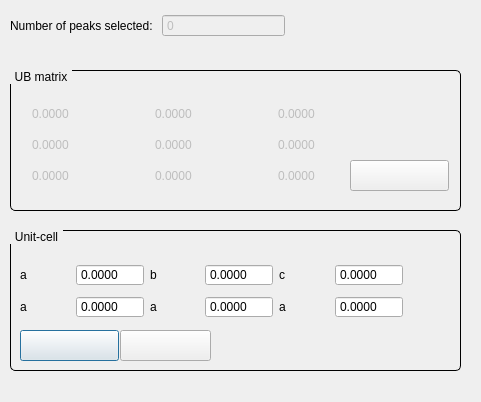
The window that apps/NSXQt/ui/dialog_UnitCell.ui (k61n/openhkl) describes before a commit, drawn with Qt 5.
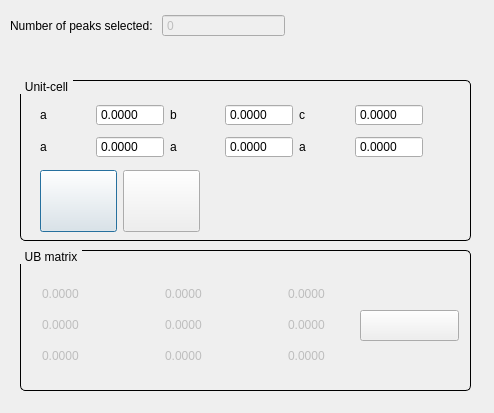
The same window after the commit. Icons and pictures are not drawn.

```diff
--- a/apps/NSXQt/ui/dialog_UnitCell.ui
+++ b/apps/NSXQt/ui/dialog_UnitCell.ui
@@ -9,8 +9,8 @@
    <rect>
     <x>0</x>
     <y>0</y>
-    <width>481</width>
-    <height>402</height>
+    <width>494</width>
+    <height>413</height>
    </rect>
   </property>
   <property name="windowTitle">
@@ -54,10 +54,10 @@
   <widget class="QGroupBox" name="groupBox">
    <property name="geometry">
     <rect>
-     <x>10</x>
-     <y>230</y>
+     <x>20</x>
+     <y>80</y>
      <width>451</width>
-     <height>141</height>
+     <height>161</height>
     </rect>
    </property>
    <property name="styleSheet">
@@ -83,8 +83,8 @@
    <widget class="QWidget" name="gridLayoutWidget_2">
     <property name="geometry">
      <rect>
-      <x>10</x>
-      <y>30</y>
+      <x>20</x>
+      <y>20</y>
       <width>383</width>
       <height>62</height>
      </rect>
@@ -215,14 +215,26 @@
      </item>
     </layout>
    </widget>
+   <widget class="QWidget" name="horizontalLayoutWidget_2">
+    <property name="geometry">
+     <rect>
+      <x>20</x>
+      <y>90</y>
+      <width>160</width>
+      <height>62</height>
+     </rect>
+    </property>
+    <layout class="QHBoxLayout" name="horizontalLayout_2">
+     <item>
    <widget class="QPushButton" name="pushButtonFindUnitCell">
-    <property name="geometry">
-     <rect>
-      <x>10</x>
-      <y>100</y>
-      <width>99</width>
-      <height>31</height>
-     </rect>
+       <property name="sizePolicy">
+        <sizepolicy hsizetype="Preferred" vsizetype="Preferred">
+         <horstretch>0</horstretch>
+         <verstretch>0</verstretch>
+        </sizepolicy>
+       </property>
+       <property name="toolTip">
+        <string>&lt;html&gt;&lt;head/&gt;&lt;body&gt;&lt;p&gt;Automatic determination &lt;/p&gt;&lt;p&gt;of conventional cell&lt;/p&gt;&lt;/body&gt;&lt;/html&gt;</string>
     </property>
     <property name="text">
      <string/>
@@ -233,19 +245,22 @@
     </property>
     <property name="iconSize">
      <size>
-      <width>30</width>
-      <height>30</height>
+         <width>50</width>
+         <height>50</height>
      </size>
     </property>
    </widget>
+     </item>
+     <item>
    <widget class="QPushButton" name="pushButtonGivePMatrix">
-    <property name="geometry">
-     <rect>
-      <x>110</x>
-      <y>100</y>
-      <width>91</width>
-      <height>31</height>
-     </rect>
+       <property name="sizePolicy">
+        <sizepolicy hsizetype="Preferred" vsizetype="Preferred">
+         <horstretch>0</horstretch>
+         <verstretch>0</verstretch>
+        </sizepolicy>
+       </property>
+       <property name="toolTip">
+        <string>&lt;html&gt;&lt;head/&gt;&lt;body&gt;&lt;p&gt;Apply an user-defined transformation matrix&lt;/p&gt;&lt;/body&gt;&lt;/html&gt;</string>
     </property>
     <property name="text">
      <string/>
@@ -267,12 +282,15 @@
      <bool>false</bool>
     </property>
    </widget>
+     </item>
+    </layout>
+   </widget>
   </widget>
   <widget class="QGroupBox" name="groupBox_2">
    <property name="geometry">
     <rect>
-     <x>10</x>
-     <y>70</y>
+     <x>20</x>
+     <y>250</y>
      <width>451</width>
      <height>141</height>
     </rect>
@@ -537,7 +555,7 @@
     <property name="geometry">
      <rect>
       <x>340</x>
-      <y>90</y>
+      <y>60</y>
       <width>99</width>
       <height>31</height>
      </rect>
```
Left out of the diff: 2 changed lines with no effect on the pictures. Lines whose indentation alone changed are shown as unchanged.
